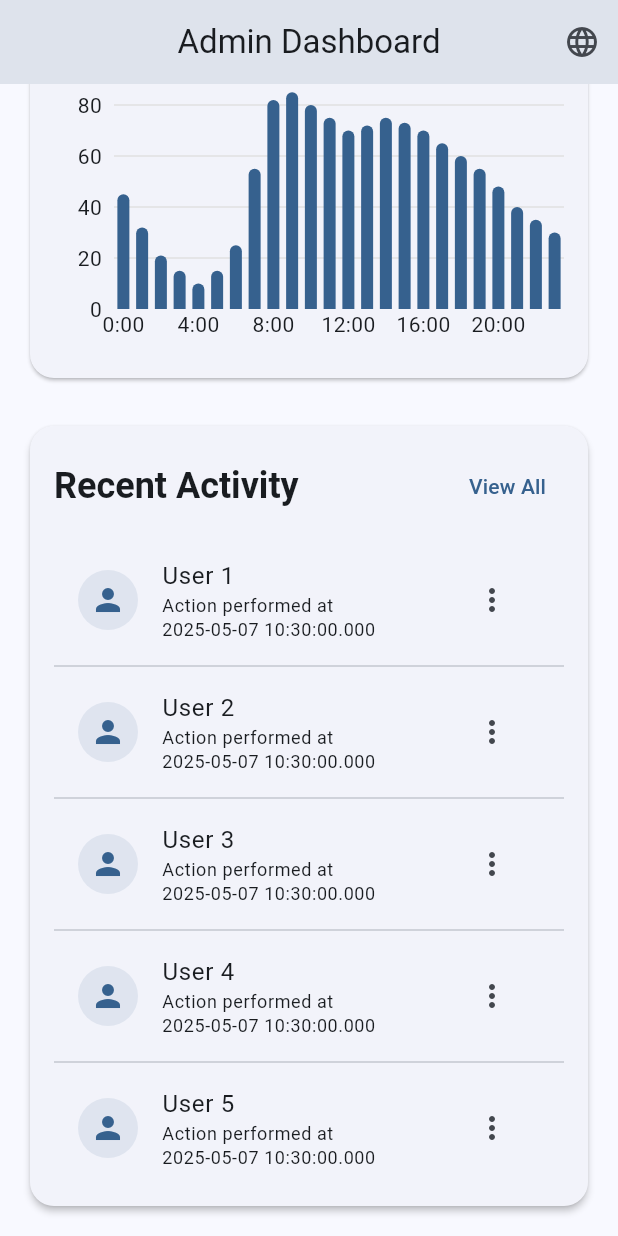
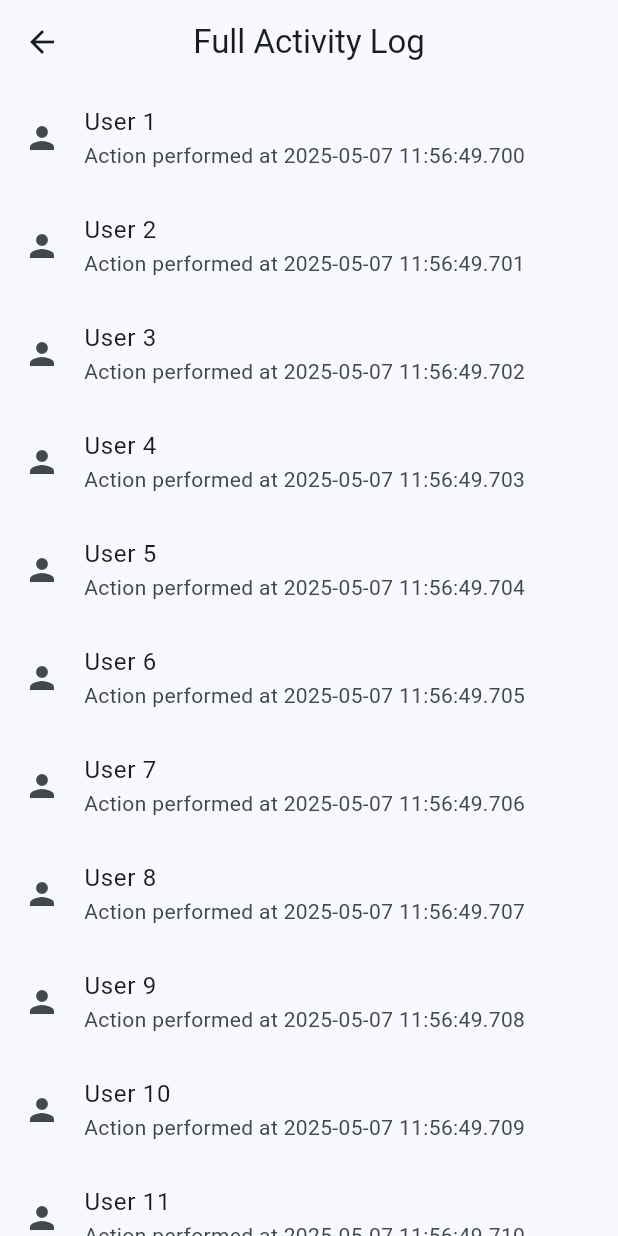
Before and after one commit to admingurash/Team4, a Flutter app: the screen it shows after launch, scrolled down 1139 dp, after a tap on "View All", on a phone screen of 412 x 824 dp. Run offline on Flutter 3.47's test engine with Material 3 defaults, Android fonts, the phone set to English and light mode, and no system bars; drawn by our look-alikes of fl_chart; our stand-ins replace cloud_firestore, firebase_auth, firebase_core, shared_preferences; accounts and stored records are empty; generated files the repository leaves out were written again.

Commit message:
Make Recent Activity actions (View, Edit, Delete) fully functional in admin dashboard

```diff
--- /dev/null
+++ b/client/smart_lock/lib/screens/admin/full_activity_log_screen.dart
@@ -0,0 +1,25 @@
+import 'package:flutter/material.dart';
+
+class FullActivityLogScreen extends StatelessWidget {
+  const FullActivityLogScreen({Key? key}) : super(key: key);
+
+  @override
+  Widget build(BuildContext context) {
+    return Scaffold(
+      appBar: AppBar(
+        title: const Text('Full Activity Log'),
+      ),
+      body: ListView.builder(
+        itemCount: 20, // TODO: Replace with real data from backend
+        itemBuilder: (context, index) {
+          return ListTile(
+            leading: const Icon(Icons.person),
+            title: Text('User ${index + 1}'),
+            subtitle:
+                Text('Action performed at 2025-05-07 11:56:49.${700 + index}'),
+          );
+        },
+      ),
+    );
+  }
+}
--- a/client/smart_lock/lib/screens/admin_dashboard.dart
+++ b/client/smart_lock/lib/screens/admin_dashboard.dart
@@ -10,6 +10,7 @@ import 'admin/access_control_screen.dart';
 import 'admin/reports_screen.dart';
 import 'admin/system_logs_screen.dart';
 import 'admin/cloud_storage_screen.dart';
+import 'admin/full_activity_log_screen.dart';
 
 class AdminDashboard extends StatefulWidget {
   const AdminDashboard({Key? key}) : super(key: key);
@@ -53,6 +54,15 @@ class _AdminDashboardState extends State<AdminDashboard>
     35,
     30
   ];
+
+  List<Activity> activities = List.generate(
+    5,
+    (i) => Activity(
+      user: 'User ${i + 1}',
+      action: 'Action performed',
+      time: DateTime.now(),
+    ),
+  );
 
   @override
   void initState() {
@@ -541,7 +551,13 @@ class _AdminDashboardState extends State<AdminDashboard>
                       fontWeight: FontWeight.bold,
                     )),
                 TextButton(
-                  onPressed: () {},
+                  onPressed: () {
+                    Navigator.push(
+                      context,
+                      MaterialPageRoute(
+                          builder: (context) => const FullActivityLogScreen()),
+                    );
+                  },
                   child: const Text('View All'),
                 ),
               ],
@@ -550,22 +566,101 @@ class _AdminDashboardState extends State<AdminDashboard>
             ListView.separated(
               shrinkWrap: true,
               physics: const NeverScrollableScrollPhysics(),
-              itemCount: 5,
+              itemCount: activities.length,
               separatorBuilder: (context, index) => const Divider(),
               itemBuilder: (context, index) {
+                final activity = activities[index];
                 return ListTile(
                   leading: CircleAvatar(
                     backgroundColor: theme.colorScheme.primary.withOpacity(0.1),
                     child: Icon(Icons.person, color: theme.colorScheme.primary),
                   ),
-                  title: Text('User ${index + 1}'),
+                  title: Text(activity.user),
                   subtitle: Text(
-                    'Action performed at ${DateTime.now().toString()}',
+                    '${activity.action} at ${activity.time.toString()}',
                     style: theme.textTheme.bodySmall,
                   ),
-                  trailing: IconButton(
-                    icon: const Icon(Icons.more_vert),
-                    onPressed: () {},
+                  trailing: PopupMenuButton<String>(
+                    onSelected: (value) async {
+                      if (value == 'view') {
+                        await showDialog(
+                          context: context,
+                          builder: (context) => AlertDialog(
+                            title: Text('Activity Details'),
+                            content: Text(
+                                'User: ${activity.user}\nAction: ${activity.action}\nTime: ${activity.time}'),
+                            actions: [
+                              TextButton(
+                                onPressed: () => Navigator.pop(context),
+                                child: const Text('Close'),
+                              ),
+                            ],
+                          ),
+                        );
+                      } else if (value == 'edit') {
+                        TextEditingController actionController =
+                            TextEditingController(text: activity.action);
+                        await showDialog(
+                          context: context,
+                          builder: (context) => AlertDialog(
+                            title: Text('Edit Activity'),
+                            content: TextField(
+                              controller: actionController,
+                              decoration: InputDecoration(labelText: 'Action'),
+                            ),
+                            actions: [
+                              TextButton(
+                                onPressed: () => Navigator.pop(context),
+                                child: const Text('Cancel'),
+                              ),
+                              TextButton(
+                                onPressed: () {
+                                  setState(() {
+                                    activities[index] = Activity(
+                                      user: activity.user,
+                                      action: actionController.text,
+                                      time: activity.time,
+                                    );
+                                  });
+                                  Navigator.pop(context);
+                                },
+                                child: const Text('Save'),
+                              ),
+                            ],
+                          ),
+                        );
+                      } else if (value == 'delete') {
+                        final confirm = await showDialog<bool>(
+                          context: context,
+                          builder: (context) => AlertDialog(
+                            title: const Text('Delete Activity'),
+                            content: const Text(
+                                'Are you sure you want to delete this activity?'),
+                            actions: [
+                              TextButton(
+                                onPressed: () => Navigator.pop(context, false),
+                                child: const Text('Cancel'),
+                              ),
+                              TextButton(
+                                onPressed: () => Navigator.pop(context, true),
+                                child: const Text('Delete'),
+                              ),
+                            ],
+                          ),
+                        );
+                        if (confirm == true) {
+                          setState(() {
+                            activities.removeAt(index);
+                          });
+                        }
+                      }
+                    },
+                    itemBuilder: (context) => [
+                      const PopupMenuItem(value: 'view', child: Text('View')),
+                      const PopupMenuItem(value: 'edit', child: Text('Edit')),
+                      const PopupMenuItem(
+                          value: 'delete', child: Text('Delete')),
+                    ],
                   ),
                 );
               },
@@ -585,3 +680,11 @@ class _ActionItem {
 
   _ActionItem(this.title, this.icon, this.color, this.onTap);
 }
+
+class Activity {
+  final String user;
+  final String action;
+  final DateTime time;
+
+  Activity({required this.user, required this.action, required this.time});
+}
```
Lines whose indentation alone changed are shown as unchanged.
